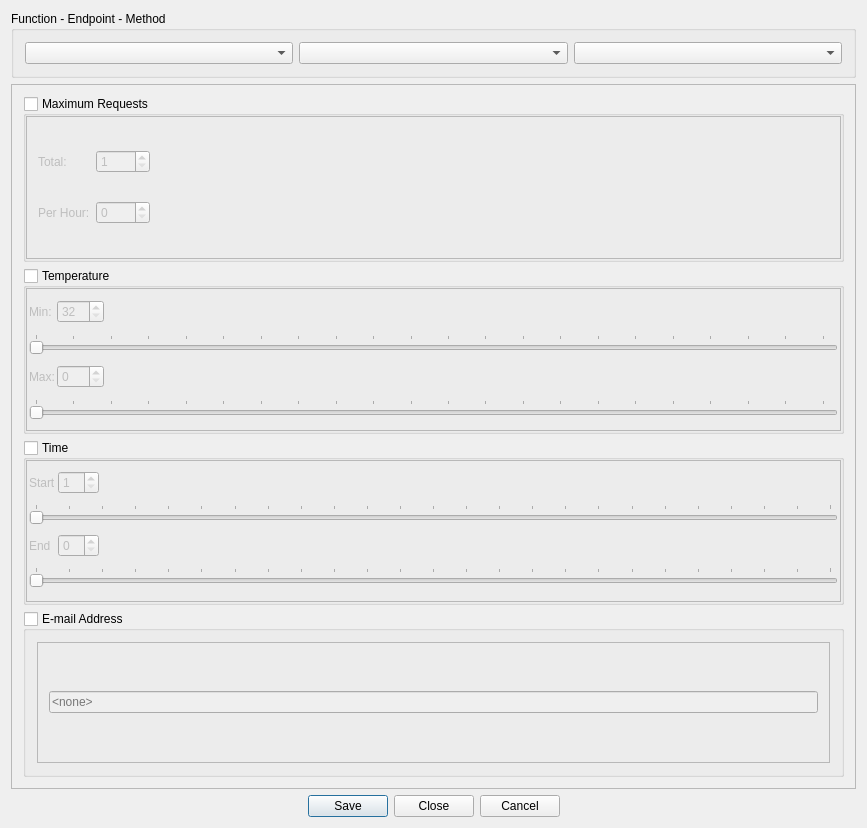
First picture: the form in IdsEditor/RuleEditor.ui, repository pnnl/ms-speak, before the edit.
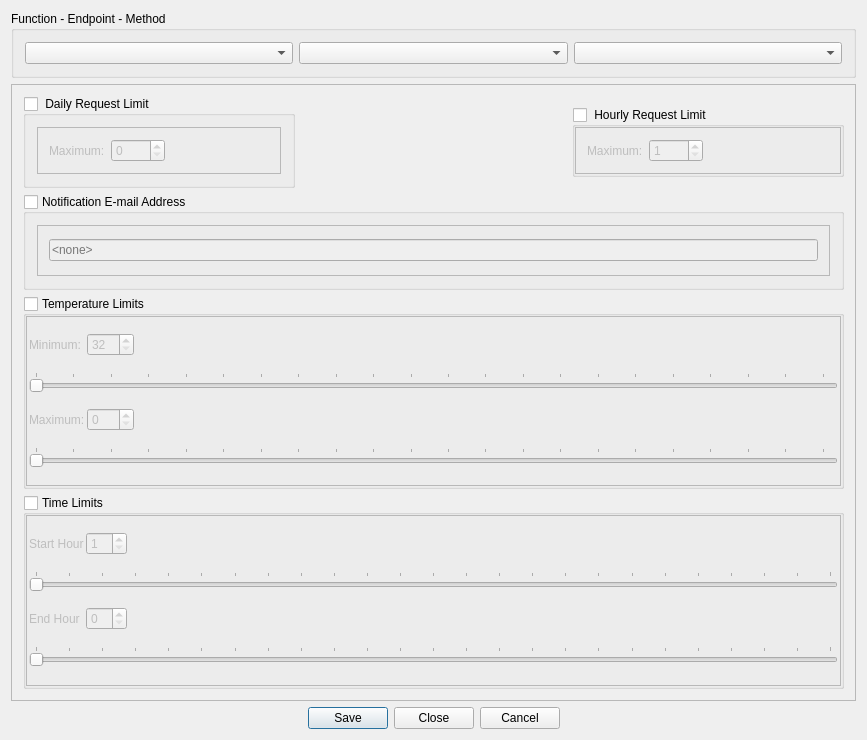
Second picture: the form after the edit. Icons and pictures are not drawn.

Commit message: Separated numReqs from numRPH in editor.

```diff
--- a/IdsEditor/RuleEditor.ui
+++ b/IdsEditor/RuleEditor.ui
@@ -7,7 +7,7 @@
     <x>0</x>
     <y>0</y>
     <width>867</width>
-    <height>828</height>
+    <height>740</height>
    </rect>
   </property>
   <property name="windowTitle">
@@ -17,7 +17,7 @@
    <iconset resource="IdsEditor.qrc">
     <normaloff>:/IdsEditor/Resources/icon.png</normaloff>:/IdsEditor/Resources/icon.png</iconset>
   </property>
-  <layout class="QGridLayout" name="gridLayout_3">
+  <layout class="QGridLayout" name="gridLayout_9">
    <item row="0" column="0">
     <widget class="QGroupBox" name="groupBox">
      <property name="title">
@@ -36,19 +36,6 @@
      </layout>
     </widget>
    </item>
-   <item row="2" column="0">
-    <widget class="QDialogButtonBox" name="buttonBox">
-     <property name="enabled">
-      <bool>true</bool>
-     </property>
-     <property name="standardButtons">
-      <set>QDialogButtonBox::Cancel|QDialogButtonBox::Close|QDialogButtonBox::Save</set>
-     </property>
-     <property name="centerButtons">
-      <bool>true</bool>
-     </property>
-    </widget>
-   </item>
    <item row="1" column="0">
     <widget class="QScrollArea" name="scrollArea">
      <property name="widgetResizable">
@@ -59,15 +46,25 @@
        <rect>
         <x>0</x>
         <y>0</y>
-        <width>819</width>
-        <height>683</height>
+        <width>847</width>
+        <height>608</height>
        </rect>
       </property>
-      <layout class="QVBoxLayout" name="verticalLayout">
+      <layout class="QGridLayout" name="gridLayout_8">
+       <item row="0" column="0">
+        <layout class="QVBoxLayout" name="verticalLayout_2">
+         <item>
+          <layout class="QHBoxLayout" name="horizontalLayout_3">
        <item>
         <widget class="QGroupBox" name="MaxRequestsGroup">
+             <property name="sizePolicy">
+              <sizepolicy hsizetype="Preferred" vsizetype="Fixed">
+               <horstretch>0</horstretch>
+               <verstretch>0</verstretch>
+              </sizepolicy>
+             </property>
          <property name="title">
-          <string>Maximum Requests</string>
+              <string> Daily Request Limit</string>
          </property>
          <property name="checkable">
           <bool>true</bool>
@@ -75,24 +72,15 @@
          <property name="checked">
           <bool>false</bool>
          </property>
-         <layout class="QVBoxLayout" name="verticalLayout_4">
-          <property name="spacing">
-           <number>0</number>
-          </property>
-          <property name="leftMargin">
-           <number>0</number>
-          </property>
-          <property name="topMargin">
-           <number>0</number>
-          </property>
-          <property name="rightMargin">
-           <number>0</number>
-          </property>
-          <property name="bottomMargin">
-           <number>0</number>
-          </property>
-          <item>
+             <layout class="QGridLayout" name="gridLayout_4">
+              <item row="0" column="0">
            <widget class="QFrame" name="MaxRequestsFrame">
+                <property name="sizePolicy">
+                 <sizepolicy hsizetype="Preferred" vsizetype="Fixed">
+                  <horstretch>0</horstretch>
+                  <verstretch>0</verstretch>
+                 </sizepolicy>
+                </property>
             <property name="frameShape">
              <enum>QFrame::StyledPanel</enum>
             </property>
@@ -100,23 +88,19 @@
              <enum>QFrame::Raised</enum>
             </property>
             <layout class="QGridLayout" name="gridLayout_5">
-             <item row="0" column="0">
-              <widget class="QLabel" name="label_5">
-               <property name="text">
-                <string>Total:</string>
-               </property>
-              </widget>
-             </item>
              <item row="0" column="1">
               <layout class="QHBoxLayout" name="horizontalLayout_5">
                <item>
                 <widget class="QSpinBox" name="MaxRequestsSpin">
                  <property name="minimum">
-                  <number>1</number>
+                      <number>0</number>
                  </property>
                  <property name="maximum">
                   <number>1000</number>
                  </property>
+                     <property name="value">
+                      <number>0</number>
+                     </property>
                 </widget>
                </item>
                <item>
@@ -134,30 +118,104 @@
                </item>
               </layout>
              </item>
-             <item row="1" column="0">
-              <widget class="QLabel" name="label_6">
-               <property name="toolTip">
-                <string>Rule for N messages per hour</string>
-               </property>
+                 <item row="0" column="0">
+                  <widget class="QLabel" name="label_5">
                <property name="text">
-                <string>Per Hour:</string>
+                    <string>Maximum:</string>
                </property>
               </widget>
              </item>
-             <item row="1" column="1">
+                </layout>
+               </widget>
+              </item>
+             </layout>
+            </widget>
+           </item>
+           <item>
+            <spacer name="horizontalSpacer_6">
+             <property name="orientation">
+              <enum>Qt::Horizontal</enum>
+             </property>
+             <property name="sizeHint" stdset="0">
+              <size>
+               <width>13</width>
+               <height>17</height>
+              </size>
+             </property>
+            </spacer>
+           </item>
+           <item>
+            <widget class="QGroupBox" name="MaxRequestsPHGroup">
+             <property name="sizePolicy">
+              <sizepolicy hsizetype="Preferred" vsizetype="Fixed">
+               <horstretch>0</horstretch>
+               <verstretch>0</verstretch>
+              </sizepolicy>
+             </property>
+             <property name="title">
+              <string> Hourly Request Limit</string>
+             </property>
+             <property name="checkable">
+              <bool>true</bool>
+             </property>
+             <property name="checked">
+              <bool>false</bool>
+             </property>
+             <layout class="QGridLayout" name="gridLayout_3">
+              <property name="leftMargin">
+               <number>0</number>
+              </property>
+              <property name="topMargin">
+               <number>0</number>
+              </property>
+              <property name="rightMargin">
+               <number>0</number>
+              </property>
+              <property name="bottomMargin">
+               <number>0</number>
+              </property>
+              <item row="1" column="0">
+               <widget class="QFrame" name="MaxRequestsPHFrame">
+                <property name="sizePolicy">
+                 <sizepolicy hsizetype="Preferred" vsizetype="Fixed">
+                  <horstretch>0</horstretch>
+                  <verstretch>0</verstretch>
+                 </sizepolicy>
+                </property>
+                <property name="frameShape">
+                 <enum>QFrame::StyledPanel</enum>
+                </property>
+                <property name="frameShadow">
+                 <enum>QFrame::Raised</enum>
+                </property>
+                <layout class="QGridLayout" name="gridLayout_6">
+                 <item row="0" column="0">
               <layout class="QHBoxLayout" name="horizontalLayout_2">
+                   <item>
+                    <widget class="QLabel" name="label_8">
+                     <property name="toolTip">
+                      <string>Rule for N messages per hour</string>
+                     </property>
+                     <property name="text">
+                      <string>Maximum:</string>
+                     </property>
+                    </widget>
+                   </item>
                <item>
                 <widget class="QSpinBox" name="MaxReqPHSpin">
                  <property name="minimum">
-                  <number>0</number>
+                      <number>1</number>
                  </property>
                  <property name="maximum">
                   <number>1000</number>
                  </property>
+                     <property name="value">
+                      <number>1</number>
+                     </property>
                 </widget>
                </item>
                <item>
-                <spacer name="horizontalSpacer_6">
+                    <spacer name="horizontalSpacer_8">
                  <property name="orientation">
                   <enum>Qt::Horizontal</enum>
                  </property>
@@ -177,10 +235,66 @@
          </layout>
         </widget>
        </item>
+          </layout>
+         </item>
        <item>
+          <widget class="QGroupBox" name="EmailGroup">
+           <property name="sizePolicy">
+            <sizepolicy hsizetype="Preferred" vsizetype="Minimum">
+             <horstretch>0</horstretch>
+             <verstretch>0</verstretch>
+            </sizepolicy>
+           </property>
+           <property name="toolTip">
+            <string>Email notification when rule violated</string>
+           </property>
+           <property name="title">
+            <string>Notification E-mail Address</string>
+           </property>
+           <property name="checkable">
+            <bool>true</bool>
+           </property>
+           <property name="checked">
+            <bool>false</bool>
+           </property>
+           <layout class="QGridLayout" name="gridLayout_7">
+            <item row="0" column="0">
+             <widget class="QFrame" name="EmailFrame">
+              <property name="frameShape">
+               <enum>QFrame::StyledPanel</enum>
+              </property>
+              <property name="frameShadow">
+               <enum>QFrame::Raised</enum>
+              </property>
+              <layout class="QVBoxLayout" name="verticalLayout">
+               <item>
+                <widget class="QLineEdit" name="Email">
+                 <property name="sizePolicy">
+                  <sizepolicy hsizetype="Expanding" vsizetype="Fixed">
+                   <horstretch>0</horstretch>
+                   <verstretch>0</verstretch>
+                  </sizepolicy>
+                 </property>
+                 <property name="acceptDrops">
+                  <bool>false</bool>
+                 </property>
+                 <property name="placeholderText">
+                  <string>&lt;none&gt;</string>
+                 </property>
+                </widget>
+               </item>
+              </layout>
+             </widget>
+            </item>
+           </layout>
+          </widget>
+         </item>
+        </layout>
+       </item>
+       <item row="1" column="0">
         <widget class="QGroupBox" name="TempGroup">
          <property name="title">
-          <string>Temperature</string>
+          <string>Temperature Limits</string>
          </property>
          <property name="checkable">
           <bool>true</bool>
@@ -231,7 +345,7 @@
              <item row="0" column="0">
               <widget class="QLabel" name="label_3">
                <property name="text">
-                <string>Min:</string>
+                <string>Minimum:</string>
                </property>
               </widget>
              </item>
@@ -283,7 +397,7 @@
              <item row="2" column="0">
               <widget class="QLabel" name="label_4">
                <property name="text">
-                <string>Max:</string>
+                <string>Maximum:</string>
                </property>
               </widget>
              </item>
@@ -335,10 +449,10 @@
          </layout>
         </widget>
        </item>
-       <item>
+       <item row="2" column="0">
         <widget class="QGroupBox" name="TimeGroup">
          <property name="title">
-          <string>Time</string>
+          <string>Time Limits</string>
          </property>
          <property name="checkable">
           <bool>true</bool>
@@ -389,7 +503,7 @@
              <item row="0" column="0">
               <widget class="QLabel" name="label">
                <property name="text">
-                <string>Start</string>
+                <string>Start Hour</string>
                </property>
               </widget>
              </item>
@@ -435,7 +549,7 @@
              <item row="2" column="0">
               <widget class="QLabel" name="label_2">
                <property name="text">
-                <string>End</string>
+                <string>End Hour</string>
                </property>
               </widget>
              </item>
@@ -481,60 +595,21 @@
          </layout>
         </widget>
        </item>
-       <item>
-        <widget class="QGroupBox" name="EmailGroup">
-         <property name="sizePolicy">
-          <sizepolicy hsizetype="Preferred" vsizetype="Minimum">
-           <horstretch>0</horstretch>
-           <verstretch>0</verstretch>
-          </sizepolicy>
-         </property>
-         <property name="toolTip">
-          <string>Email notification when rule violated</string>
-         </property>
-         <property name="title">
-          <string>E-mail Address</string>
-         </property>
-         <property name="checkable">
-          <bool>true</bool>
-         </property>
-         <property name="checked">
-          <bool>false</bool>
-         </property>
-         <layout class="QVBoxLayout" name="verticalLayout_2">
-          <item>
-           <widget class="QFrame" name="EmailFrame">
-            <property name="frameShape">
-             <enum>QFrame::StyledPanel</enum>
-            </property>
-            <property name="frameShadow">
-             <enum>QFrame::Raised</enum>
-            </property>
-            <layout class="QGridLayout" name="gridLayout_4">
-             <item row="0" column="0">
-              <widget class="QLineEdit" name="Email">
-               <property name="sizePolicy">
-                <sizepolicy hsizetype="Expanding" vsizetype="Fixed">
-                 <horstretch>0</horstretch>
-                 <verstretch>0</verstretch>
-                </sizepolicy>
-               </property>
-               <property name="acceptDrops">
-                <bool>false</bool>
-               </property>
-               <property name="placeholderText">
-                <string>&lt;none&gt;</string>
-               </property>
-              </widget>
-             </item>
-            </layout>
-           </widget>
-          </item>
-         </layout>
-        </widget>
-       </item>
-      </layout>
-     </widget>
+      </layout>
+     </widget>
+    </widget>
+   </item>
+   <item row="2" column="0">
+    <widget class="QDialogButtonBox" name="buttonBox">
+     <property name="enabled">
+      <bool>true</bool>
+     </property>
+     <property name="standardButtons">
+      <set>QDialogButtonBox::Cancel|QDialogButtonBox::Close|QDialogButtonBox::Save</set>
+     </property>
+     <property name="centerButtons">
+      <bool>true</bool>
+     </property>
     </widget>
    </item>
   </layout>
```
Lines whose indentation alone changed are shown as unchanged. The commit also changes 7 other files.
